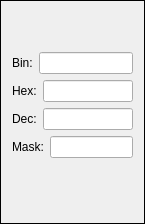
Above: regitem.ui from wh201906/RegCompiler before the change. Below: the same form after it.
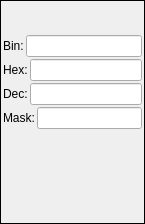
That is the form after the change.

```diff
--- a/regitem.ui
+++ b/regitem.ui
@@ -17,6 +17,21 @@
    <enum>QFrame::Box</enum>
   </property>
   <layout class="QVBoxLayout" name="verticalLayout">
+   <property name="spacing">
+    <number>2</number>
+   </property>
+   <property name="leftMargin">
+    <number>2</number>
+   </property>
+   <property name="topMargin">
+    <number>2</number>
+   </property>
+   <property name="rightMargin">
+    <number>2</number>
+   </property>
+   <property name="bottomMargin">
+    <number>2</number>
+   </property>
    <item>
     <widget class="QLabel" name="nameLabel"/>
    </item>
```
